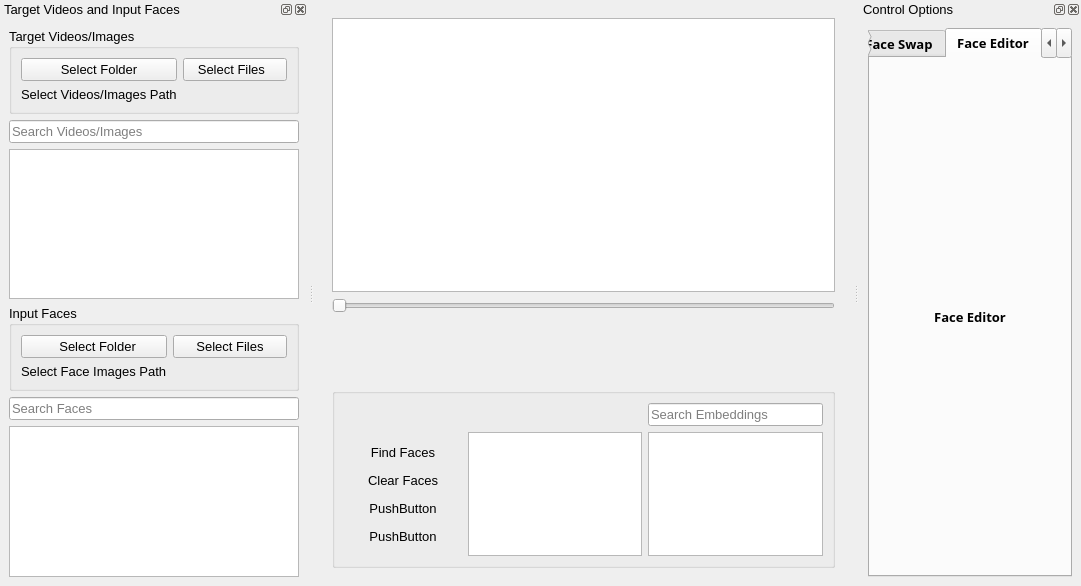
First picture: the form in App/UI/Core/MainWindow.ui, repository visomaster/VisoMaster, before the edit.
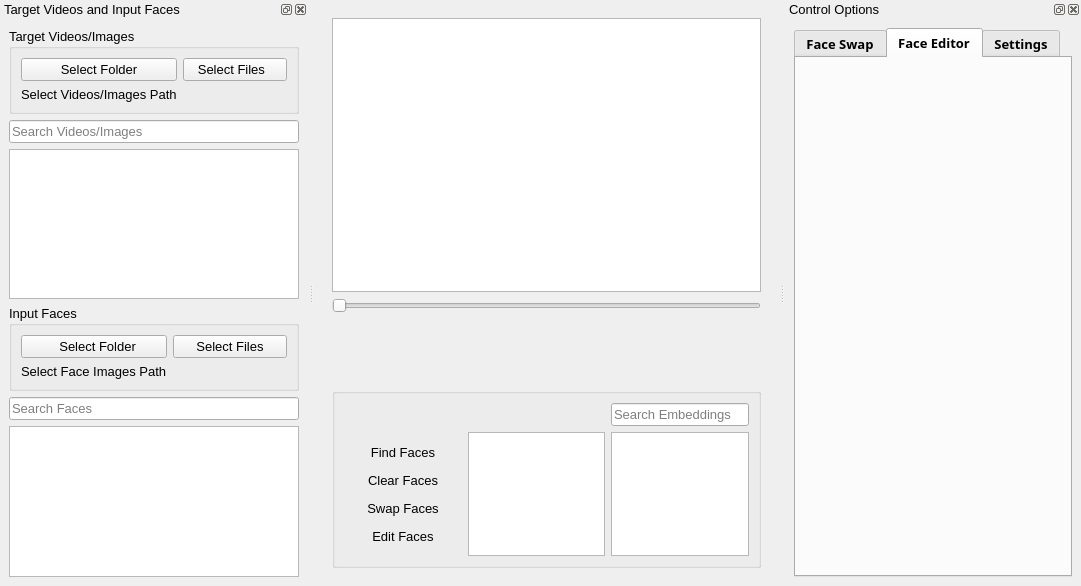
Second picture: the form after the edit. The open tabs and pages were chosen to show the change. Icons and pictures are not drawn.

The edit to the form file:
```diff
--- a/App/UI/Core/MainWindow.ui
+++ b/App/UI/Core/MainWindow.ui
@@ -278,9 +278,9 @@
               </widget>
              </item>
              <item>
-              <widget class="QPushButton" name="pushButton_4">
+              <widget class="QPushButton" name="swapfacesButton">
                <property name="text">
-                <string>PushButton</string>
+                <string>Swap Faces</string>
                </property>
                <property name="checkable">
                 <bool>true</bool>
@@ -291,9 +291,9 @@
               </widget>
              </item>
              <item>
-              <widget class="QPushButton" name="pushButton_6">
+              <widget class="QPushButton" name="editFacesButton">
                <property name="text">
-                <string>PushButton</string>
+                <string>Edit Faces</string>
                </property>
                <property name="checkable">
                 <bool>true</bool>
@@ -491,14 +491,7 @@
         </attribute>
         <layout class="QVBoxLayout" name="verticalLayout_4">
          <item>
-          <widget class="QLabel" name="label_tab3">
-           <property name="text">
-            <string>Face Swap</string>
-           </property>
-           <property name="alignment">
-            <set>Qt::AlignmentFlag::AlignCenter</set>
-           </property>
-          </widget>
+          <widget class="QListWidget" name="swapWidgetsList"/>
          </item>
         </layout>
        </widget>
@@ -506,50 +499,13 @@
         <attribute name="title">
          <string>Face Editor</string>
         </attribute>
-        <layout class="QVBoxLayout" name="verticalLayout_3">
-         <item>
-          <widget class="QLabel" name="label_tab2">
-           <property name="enabled">
-            <bool>true</bool>
-           </property>
-           <property name="sizePolicy">
-            <sizepolicy hsizetype="Minimum" vsizetype="Preferred">
-             <horstretch>0</horstretch>
-             <verstretch>0</verstretch>
-            </sizepolicy>
-           </property>
-           <property name="maximumSize">
-            <size>
-             <width>16777215</width>
-             <height>16777215</height>
-            </size>
-           </property>
-           <property name="text">
-            <string>Face Editor</string>
-           </property>
-           <property name="alignment">
-            <set>Qt::AlignmentFlag::AlignCenter</set>
-           </property>
-          </widget>
-         </item>
-        </layout>
+        <layout class="QVBoxLayout" name="verticalLayout_3"/>
        </widget>
        <widget class="QWidget" name="settings_tab">
         <attribute name="title">
          <string>Settings</string>
         </attribute>
-        <layout class="QVBoxLayout" name="verticalLayout_2">
-         <item>
-          <widget class="QLabel" name="label_tab1">
-           <property name="text">
-            <string>Settings</string>
-           </property>
-           <property name="alignment">
-            <set>Qt::AlignmentFlag::AlignCenter</set>
-           </property>
-          </widget>
-         </item>
-        </layout>
+        <layout class="QVBoxLayout" name="verticalLayout_2"/>
        </widget>
       </widget>
      </item>
```
